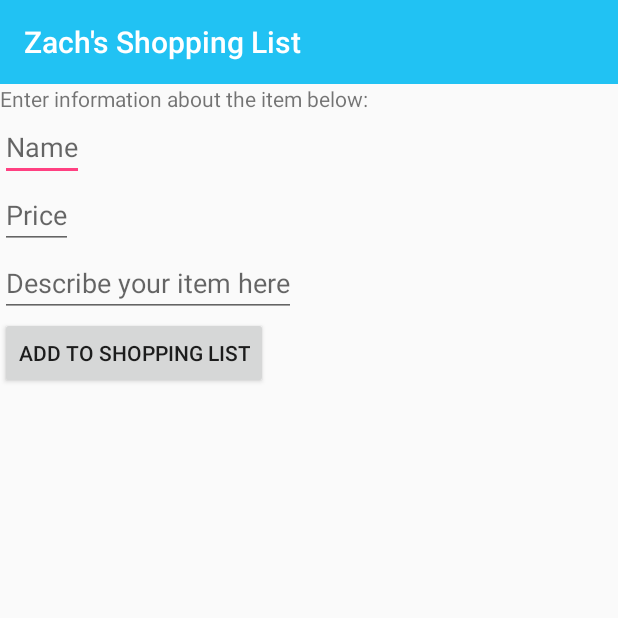
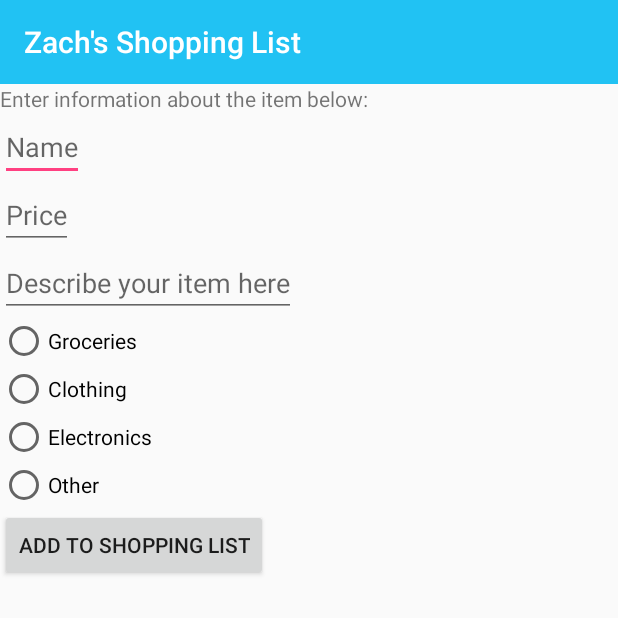
Before and after one commit to zskluzac/ShoppingListApplication, an Android app: the NewItemActivity screen opened directly, with no data from a screen before it, on a phone screen of 412 x 824 dp, the top half of it. Run offline under Robolectric (Android 15) with nearby library versions, the phone set to English and light mode, and no system bars; libraries missing offline, so code that uses them is left out: io.realm; 1 statement that could not run was skipped.

Commit message:
Added functional radio group to NewItemActivity. Works with persistent storage.

```diff
--- a/app/src/main/java/hu/ait/android/shoppinglist_zskluzacek/NewItemActivity.java
+++ b/app/src/main/java/hu/ait/android/shoppinglist_zskluzacek/NewItemActivity.java
@@ -7,6 +7,7 @@ import android.support.v7.widget.Toolbar;
 import android.view.View;
 import android.widget.Button;
 import android.widget.EditText;
+import android.widget.RadioGroup;
 import android.widget.Toast;
 
 import hu.ait.android.shoppinglist_zskluzacek.adapter.ShoppingListAdapter;
@@ -21,6 +22,7 @@ public class NewItemActivity extends AppCompatActivity {
     EditText etName;
     EditText etPrice;
     EditText etDescription;
+    RadioGroup rgCategory;
 
     private ShoppingItem itemToEdit = null;
 
@@ -41,11 +43,13 @@ public class NewItemActivity extends AppCompatActivity {
         etName = (EditText) findViewById(R.id.etName);
         etPrice = (EditText) findViewById(R.id.etPrice);
         etDescription = (EditText) findViewById(R.id.etDescription);
+        rgCategory = (RadioGroup) findViewById(R.id.rgCategory);
 
         if(itemToEdit != null) {
             etName.setText(itemToEdit.getItemName());
             etPrice.setText(String.valueOf(itemToEdit.getItemPrice()));
             etDescription.setText(itemToEdit.getItemDescription());
+            rgCategory.check(itemToEdit.getItemCategory());
         }
 
         btnEnter = (Button) findViewById(R.id.btnEnter);
@@ -66,7 +70,7 @@ public class NewItemActivity extends AppCompatActivity {
                         ((ShoppingListApplication) getApplication()).getRealmSL().beginTransaction();
 
                         itemToEdit.setItemName(etName.getText().toString());
-                        itemToEdit.setItemCategory("category");
+                        itemToEdit.setItemCategory(rgCategory.getCheckedRadioButtonId());
                         itemToEdit.setItemPrice(Float.valueOf(etPrice.getText().toString()));
                         itemToEdit.setItemDescription(etDescription.getText().toString());
                         ((ShoppingListApplication) getApplication()).getRealmSL().commitTransaction();
@@ -78,7 +82,7 @@ public class NewItemActivity extends AppCompatActivity {
 
                     } else {
                         adapter.addItem(String.valueOf(System.currentTimeMillis()),
-                                etName.getText().toString(), "category", etDescription.getText().toString(),
+                                etName.getText().toString(), rgCategory.getCheckedRadioButtonId(), etDescription.getText().toString(),
                                 Float.valueOf(etPrice.getText().toString()));
                         Intent mainIntent = new Intent(NewItemActivity.this, ShoppingListActivity.class);
                         NewItemActivity.this.startActivity(mainIntent);
--- a/app/src/main/java/hu/ait/android/shoppinglist_zskluzacek/ShoppingListActivity.java
+++ b/app/src/main/java/hu/ait/android/shoppinglist_zskluzacek/ShoppingListActivity.java
@@ -9,8 +9,6 @@ import android.support.v7.widget.Toolbar;
 import android.support.v7.widget.helper.ItemTouchHelper;
 import android.view.Menu;
 import android.view.MenuItem;
-import android.view.View;
-import android.widget.Button;
 import android.widget.Toast;
 
 import hu.ait.android.shoppinglist_zskluzacek.adapter.ShoppingListAdapter;
@@ -81,7 +79,7 @@ public class ShoppingListActivity extends AppCompatActivity {
 //    }
 
 
-    public void openEditActivity(int adapterPosition, String itemName, String itemCat,
+    public void openEditActivity(int adapterPosition, String itemName, int itemCat,
                                  float itemPrice, String itemDesc) {
         positionToEdit = adapterPosition;
 
--- a/app/src/main/java/hu/ait/android/shoppinglist_zskluzacek/adapter/ShoppingListAdapter.java
+++ b/app/src/main/java/hu/ait/android/shoppinglist_zskluzacek/adapter/ShoppingListAdapter.java
@@ -115,7 +115,7 @@ public class ShoppingListAdapter extends RecyclerView.Adapter<ShoppingListAdapte
             @Override
             public void onClick(View v) {
                 String currName = shoppingItemList.get(holder.getAdapterPosition()).getItemName();
-                String currCat = shoppingItemList.get(holder.getAdapterPosition()).getItemCategory();
+                int currCat = shoppingItemList.get(holder.getAdapterPosition()).getItemCategory();
                 float currPrice = shoppingItemList.get(holder.getAdapterPosition()).getItemPrice();
                 String currDesc = shoppingItemList.get(holder.getAdapterPosition()).getItemDescription();
                 ((ShoppingListActivity)context).openEditActivity(
@@ -152,7 +152,7 @@ public class ShoppingListAdapter extends RecyclerView.Adapter<ShoppingListAdapte
     }
 
 
-    public void addItem(String createTime, String itemName, String itemCategory, String itemDescription,
+    public void addItem(String createTime, String itemName, int itemCategory, String itemDescription,
                         float itemPrice) {
         realmSL.beginTransaction();
 
@@ -167,5 +167,4 @@ public class ShoppingListAdapter extends RecyclerView.Adapter<ShoppingListAdapte
         shoppingItemList.add(0, newItem);
         notifyItemInserted(0);
     }
-
 }
--- a/app/src/main/res/layout/activity_new_item.xml
+++ b/app/src/main/res/layout/activity_new_item.xml
@@ -41,6 +41,32 @@
         android:id="@+id/etDescription"
         android:hint="Describe your item here"/>
 
+    <RadioGroup
+        android:id="@+id/rgCategory"
+        android:layout_width="match_parent"
+        android:layout_height="wrap_content">
+        <RadioButton
+            android:id="@+id/rbGroceries"
+            android:layout_width="wrap_content"
+            android:layout_height="wrap_content"
+            android:text="Groceries"/>
+        <RadioButton
+            android:id="@+id/Clothing"
+            android:layout_width="wrap_content"
+            android:layout_height="wrap_content"
+            android:text="Clothing"/>
+        <RadioButton
+            android:id="@+id/rbElectronics"
+            android:layout_width="wrap_content"
+            android:layout_height="wrap_content"
+            android:text="Electronics"/>
+        <RadioButton
+            android:id="@+id/rbOther"
+            android:layout_width="wrap_content"
+            android:layout_height="wrap_content"
+            android:text="Other"/>
+    </RadioGroup>
+
     <Button
         android:layout_width="wrap_content"
         android:layout_height="wrap_content"
```
Also changed, not shown: app/src/main/java/hu/ait/android/shoppinglist_zskluzacek/data/ShoppingItem.java (+4 -4 lines).
